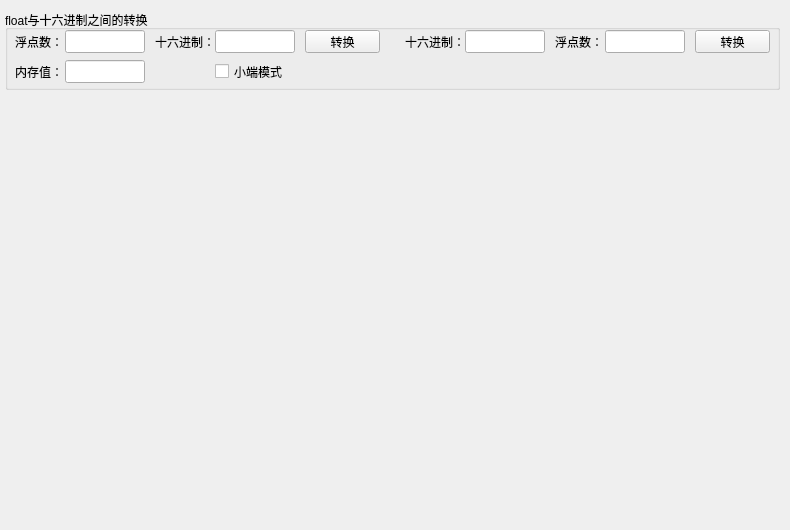
Before: the Qt Designer form Plugins/UDPTest/datacheckform.ui in TestingLife-Zhangjinkun/BusTest, drawn with Qt 5.
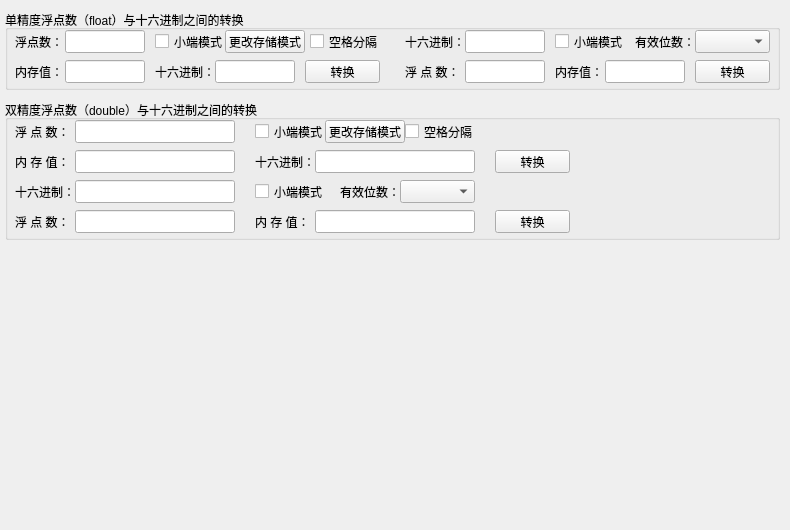
After: the same form once the commit is applied.

Commit message:
Implementation code for floating point to hexadecimal conversion
The encoding implements floating-point to hexadecimal conversion, including input validation.

```diff
--- a/Plugins/UDPTest/datacheckform.ui
+++ b/Plugins/UDPTest/datacheckform.ui
@@ -23,7 +23,7 @@
     </rect>
    </property>
    <property name="title">
-    <string>float与十六进制之间的转换</string>
+    <string>单精度浮点数（float）与十六进制之间的转换</string>
    </property>
    <widget class="QLabel" name="label">
     <property name="geometry">
@@ -52,7 +52,7 @@
     <property name="geometry">
      <rect>
       <x>300</x>
-      <y>20</y>
+      <y>50</y>
       <width>75</width>
       <height>23</height>
      </rect>
@@ -65,7 +65,7 @@
     <property name="geometry">
      <rect>
       <x>150</x>
-      <y>20</y>
+      <y>50</y>
       <width>60</width>
       <height>23</height>
      </rect>
@@ -78,7 +78,7 @@
     <property name="geometry">
      <rect>
       <x>210</x>
-      <y>20</y>
+      <y>50</y>
       <width>80</width>
       <height>23</height>
      </rect>
@@ -110,8 +110,8 @@
    <widget class="QLineEdit" name="lineEdit_Float2">
     <property name="geometry">
      <rect>
-      <x>600</x>
-      <y>20</y>
+      <x>460</x>
+      <y>50</y>
       <width>80</width>
       <height>23</height>
      </rect>
@@ -120,21 +120,21 @@
    <widget class="QLabel" name="label_4">
     <property name="geometry">
      <rect>
-      <x>550</x>
-      <y>20</y>
-      <width>50</width>
+      <x>400</x>
+      <y>50</y>
+      <width>60</width>
       <height>23</height>
      </rect>
     </property>
     <property name="text">
-     <string>浮点数：</string>
+     <string>浮 点 数：</string>
     </property>
    </widget>
    <widget class="QPushButton" name="pushButton_Convert2">
     <property name="geometry">
      <rect>
       <x>690</x>
-      <y>20</y>
+      <y>50</y>
       <width>75</width>
       <height>23</height>
      </rect>
@@ -169,14 +169,351 @@
    <widget class="QCheckBox" name="checkBox_LittleEndian">
     <property name="geometry">
      <rect>
-      <x>210</x>
+      <x>150</x>
+      <y>20</y>
+      <width>70</width>
+      <height>23</height>
+     </rect>
+    </property>
+    <property name="text">
+     <string>小端模式</string>
+    </property>
+   </widget>
+   <widget class="QPushButton" name="pushButton_ChangeMemMode1">
+    <property name="geometry">
+     <rect>
+      <x>220</x>
+      <y>20</y>
+      <width>80</width>
+      <height>23</height>
+     </rect>
+    </property>
+    <property name="text">
+     <string>更改存储模式</string>
+    </property>
+   </widget>
+   <widget class="QCheckBox" name="checkBox_Separator1">
+    <property name="geometry">
+     <rect>
+      <x>305</x>
+      <y>20</y>
+      <width>70</width>
+      <height>23</height>
+     </rect>
+    </property>
+    <property name="text">
+     <string>空格分隔</string>
+    </property>
+   </widget>
+   <widget class="QLineEdit" name="lineEdit_Float2_MemVal">
+    <property name="geometry">
+     <rect>
+      <x>600</x>
       <y>50</y>
       <width>80</width>
       <height>23</height>
      </rect>
     </property>
+   </widget>
+   <widget class="QLabel" name="label_6">
+    <property name="geometry">
+     <rect>
+      <x>550</x>
+      <y>50</y>
+      <width>50</width>
+      <height>23</height>
+     </rect>
+    </property>
     <property name="text">
+     <string>内存值：</string>
+    </property>
+   </widget>
+   <widget class="QCheckBox" name="checkBox_LittleEndian2">
+    <property name="geometry">
+     <rect>
+      <x>550</x>
+      <y>20</y>
+      <width>70</width>
+      <height>23</height>
+     </rect>
+    </property>
+    <property name="text">
      <string>小端模式</string>
+    </property>
+   </widget>
+   <widget class="QLabel" name="label_7">
+    <property name="geometry">
+     <rect>
+      <x>630</x>
+      <y>20</y>
+      <width>60</width>
+      <height>23</height>
+     </rect>
+    </property>
+    <property name="text">
+     <string>有效位数：</string>
+    </property>
+   </widget>
+   <widget class="QComboBox" name="comboBox_Float2_ReservedBits">
+    <property name="geometry">
+     <rect>
+      <x>690</x>
+      <y>20</y>
+      <width>75</width>
+      <height>23</height>
+     </rect>
+    </property>
+   </widget>
+  </widget>
+  <widget class="QGroupBox" name="groupBox_DoubleSet">
+   <property name="geometry">
+    <rect>
+     <x>5</x>
+     <y>100</y>
+     <width>775</width>
+     <height>140</height>
+    </rect>
+   </property>
+   <property name="title">
+    <string>双精度浮点数（double）与十六进制之间的转换</string>
+   </property>
+   <widget class="QLabel" name="label_15">
+    <property name="geometry">
+     <rect>
+      <x>10</x>
+      <y>20</y>
+      <width>60</width>
+      <height>23</height>
+     </rect>
+    </property>
+    <property name="text">
+     <string>浮 点 数：</string>
+    </property>
+   </widget>
+   <widget class="QLineEdit" name="lineEdit_Double1">
+    <property name="geometry">
+     <rect>
+      <x>70</x>
+      <y>20</y>
+      <width>160</width>
+      <height>23</height>
+     </rect>
+    </property>
+   </widget>
+   <widget class="QPushButton" name="pushButton_Convert3">
+    <property name="geometry">
+     <rect>
+      <x>490</x>
+      <y>50</y>
+      <width>75</width>
+      <height>23</height>
+     </rect>
+    </property>
+    <property name="text">
+     <string>转换</string>
+    </property>
+   </widget>
+   <widget class="QLabel" name="label_16">
+    <property name="geometry">
+     <rect>
+      <x>250</x>
+      <y>50</y>
+      <width>60</width>
+      <height>23</height>
+     </rect>
+    </property>
+    <property name="text">
+     <string>十六进制：</string>
+    </property>
+   </widget>
+   <widget class="QLineEdit" name="lineEdit_Hex3">
+    <property name="geometry">
+     <rect>
+      <x>310</x>
+      <y>50</y>
+      <width>160</width>
+      <height>23</height>
+     </rect>
+    </property>
+   </widget>
+   <widget class="QLineEdit" name="lineEdit_Hex4">
+    <property name="geometry">
+     <rect>
+      <x>70</x>
+      <y>80</y>
+      <width>160</width>
+      <height>23</height>
+     </rect>
+    </property>
+   </widget>
+   <widget class="QLabel" name="label_17">
+    <property name="geometry">
+     <rect>
+      <x>10</x>
+      <y>80</y>
+      <width>60</width>
+      <height>23</height>
+     </rect>
+    </property>
+    <property name="text">
+     <string>十六进制：</string>
+    </property>
+   </widget>
+   <widget class="QLineEdit" name="lineEdit_Double2">
+    <property name="geometry">
+     <rect>
+      <x>70</x>
+      <y>110</y>
+      <width>160</width>
+      <height>23</height>
+     </rect>
+    </property>
+   </widget>
+   <widget class="QLabel" name="label_18">
+    <property name="geometry">
+     <rect>
+      <x>10</x>
+      <y>110</y>
+      <width>60</width>
+      <height>23</height>
+     </rect>
+    </property>
+    <property name="text">
+     <string>浮 点 数：</string>
+    </property>
+   </widget>
+   <widget class="QPushButton" name="pushButton_Convert4">
+    <property name="geometry">
+     <rect>
+      <x>490</x>
+      <y>110</y>
+      <width>75</width>
+      <height>23</height>
+     </rect>
+    </property>
+    <property name="text">
+     <string>转换</string>
+    </property>
+   </widget>
+   <widget class="QLabel" name="label_19">
+    <property name="geometry">
+     <rect>
+      <x>10</x>
+      <y>50</y>
+      <width>60</width>
+      <height>23</height>
+     </rect>
+    </property>
+    <property name="text">
+     <string>内 存 值：</string>
+    </property>
+   </widget>
+   <widget class="QLineEdit" name="lineEdit_Double1_MemVal">
+    <property name="geometry">
+     <rect>
+      <x>70</x>
+      <y>50</y>
+      <width>160</width>
+      <height>23</height>
+     </rect>
+    </property>
+   </widget>
+   <widget class="QCheckBox" name="checkBox_LittleEndian3">
+    <property name="geometry">
+     <rect>
+      <x>250</x>
+      <y>20</y>
+      <width>70</width>
+      <height>23</height>
+     </rect>
+    </property>
+    <property name="text">
+     <string>小端模式</string>
+    </property>
+   </widget>
+   <widget class="QPushButton" name="pushButton_ChangeMemMode3">
+    <property name="geometry">
+     <rect>
+      <x>320</x>
+      <y>20</y>
+      <width>80</width>
+      <height>23</height>
+     </rect>
+    </property>
+    <property name="text">
+     <string>更改存储模式</string>
+    </property>
+   </widget>
+   <widget class="QCheckBox" name="checkBox_Separator3">
+    <property name="geometry">
+     <rect>
+      <x>400</x>
+      <y>20</y>
+      <width>70</width>
+      <height>23</height>
+     </rect>
+    </property>
+    <property name="text">
+     <string>空格分隔</string>
+    </property>
+   </widget>
+   <widget class="QLineEdit" name="lineEdit_Double2_MemVal">
+    <property name="geometry">
+     <rect>
+      <x>310</x>
+      <y>110</y>
+      <width>160</width>
+      <height>23</height>
+     </rect>
+    </property>
+   </widget>
+   <widget class="QLabel" name="label_20">
+    <property name="geometry">
+     <rect>
+      <x>250</x>
+      <y>110</y>
+      <width>60</width>
+      <height>23</height>
+     </rect>
+    </property>
+    <property name="text">
+     <string>内 存 值：</string>
+    </property>
+   </widget>
+   <widget class="QCheckBox" name="checkBox_LittleEndian4">
+    <property name="geometry">
+     <rect>
+      <x>250</x>
+      <y>80</y>
+      <width>70</width>
+      <height>23</height>
+     </rect>
+    </property>
+    <property name="text">
+     <string>小端模式</string>
+    </property>
+   </widget>
+   <widget class="QLabel" name="label_21">
+    <property name="geometry">
+     <rect>
+      <x>335</x>
+      <y>80</y>
+      <width>60</width>
+      <height>23</height>
+     </rect>
+    </property>
+    <property name="text">
+     <string>有效位数：</string>
+    </property>
+   </widget>
+   <widget class="QComboBox" name="comboBox_Double2_ReservedBits">
+    <property name="geometry">
+     <rect>
+      <x>395</x>
+      <y>80</y>
+      <width>75</width>
+      <height>23</height>
+     </rect>
     </property>
    </widget>
   </widget>
```
Left out of the diff: 2 changed lines with no effect on the pictures. The commit also changes 2 other files.
